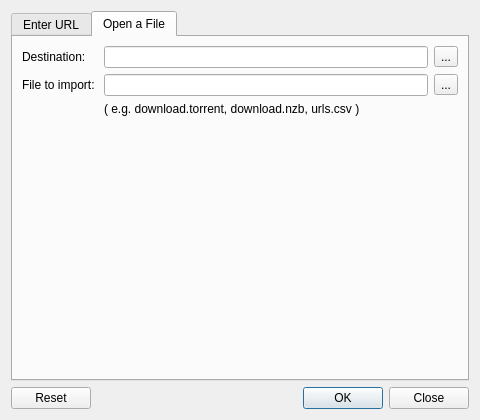
Old version of the form src/addurl.ui in the repository GekkoFyre/FyreDL.
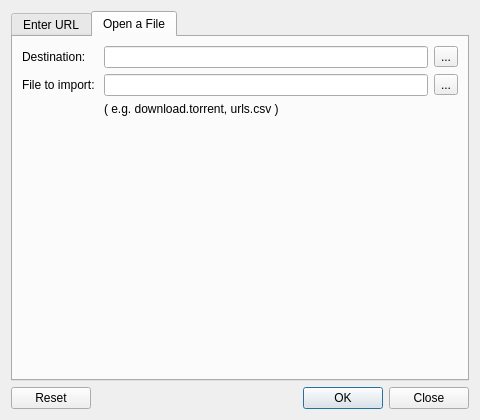
New version of the form. The open tabs and pages were chosen to show the change.

Commit message: * Now able to delete torrent entries from FyreDL, as they are properly cleared from the XML history file.

```diff
--- a/src/addurl.ui
+++ b/src/addurl.ui
@@ -251,7 +251,7 @@
            <item row="2" column="1">
             <widget class="QLabel" name="file_import_desc_label">
              <property name="text">
-              <string>( e.g. download.torrent, download.nzb, urls.csv )</string>
+              <string>( e.g. download.torrent, urls.csv )</string>
              </property>
             </widget>
            </item>
```
The commit also changes 4 other files.
